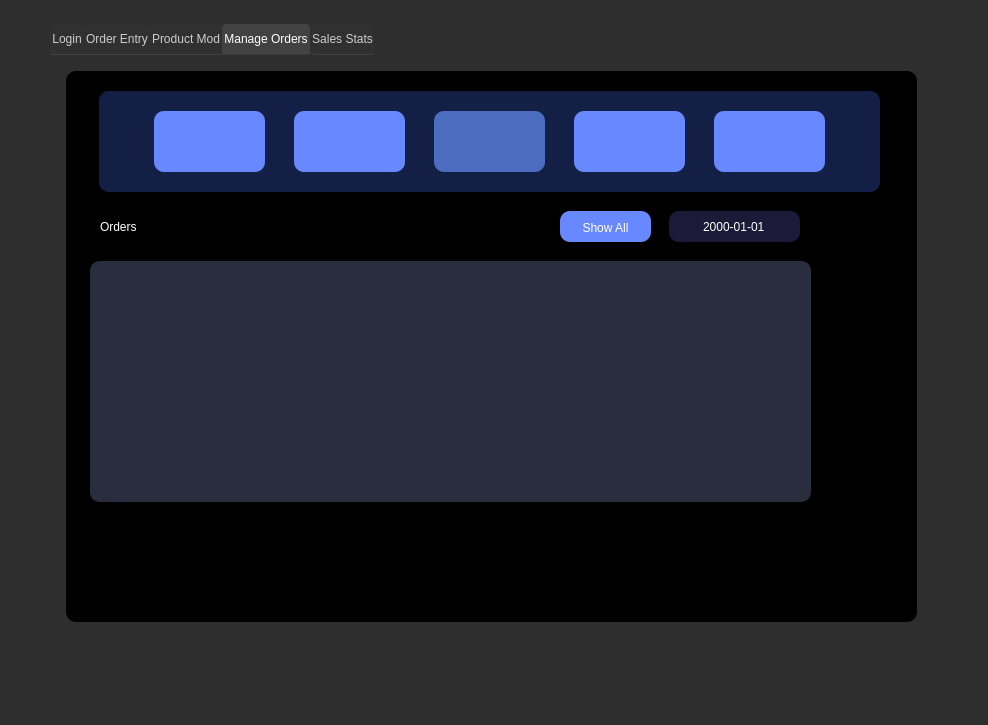
Above: assets/uiux/rma.ui from JinxSeven/retail-manager-lite before the change. Below: the same form after it.
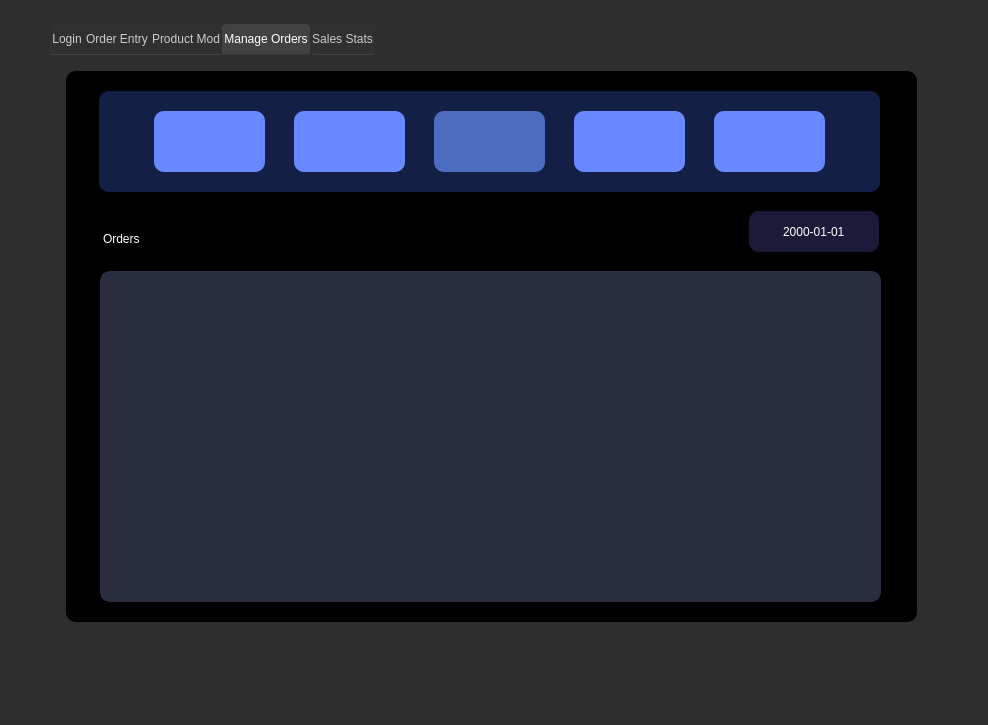
That is the form after the change. The open tabs and pages were chosen to show the change. Icons and pictures are not drawn.

Commit message: Navigation Button Update

Patch:
```diff
--- a/assets/uiux/rma.ui
+++ b/assets/uiux/rma.ui
@@ -2166,10 +2166,10 @@
      <widget class="QLabel" name="o_head">
       <property name="geometry">
        <rect>
-        <x>50</x>
-        <y>160</y>
-        <width>101</width>
-        <height>31</height>
+        <x>53</x>
+        <y>167</y>
+        <width>141</width>
+        <height>41</height>
        </rect>
       </property>
       <property name="styleSheet">
@@ -2184,10 +2184,10 @@
      <widget class="QTableWidget" name="orders_table">
       <property name="geometry">
        <rect>
-        <x>40</x>
-        <y>210</y>
-        <width>721</width>
-        <height>241</height>
+        <x>50</x>
+        <y>220</y>
+        <width>781</width>
+        <height>331</height>
        </rect>
       </property>
       <property name="cursor" stdset="0">
@@ -2247,10 +2247,10 @@
      <widget class="QDateEdit" name="dateEdit">
       <property name="geometry">
        <rect>
-        <x>619</x>
+        <x>699</x>
         <y>160</y>
-        <width>131</width>
-        <height>31</height>
+        <width>130</width>
+        <height>41</height>
        </rect>
       </property>
       <property name="styleSheet">
@@ -2363,35 +2363,6 @@
        <bool>true</bool>
       </property>
      </widget>
-     <widget class="QPushButton" name="show_all">
-      <property name="geometry">
-       <rect>
-        <x>510</x>
-        <y>160</y>
-        <width>91</width>
-        <height>31</height>
-       </rect>
-      </property>
-      <property name="styleSheet">
-       <string notr="true">QPushButton#show_all {
-background-color: #6788FF; /* Background color */
-font: 63 8pt &quot;Poppins SemiBold&quot;;
-color: white; /* Text color */
-outline: 0;
-padding-top: 2px;
- /* Padding for the button */
-border: none; /* Remove default button border */
-border-radius: 10px; /* Add some border-radius for a rounded appearance */
-}
-QPushButton#show_all:hover {
-cursor: pointer; /* Change cursor to pointer on hover */
-background-color: #4c6cbf;
-}</string>
-      </property>
-      <property name="text">
-       <string>Show All</string>
-      </property>
-     </widget>
      <widget class="QPushButton" name="add_prod_4">
       <property name="geometry">
        <rect>
```
Left out of the diff: 190 changed lines with no effect on the pictures. The commit also changes 5 other files.
